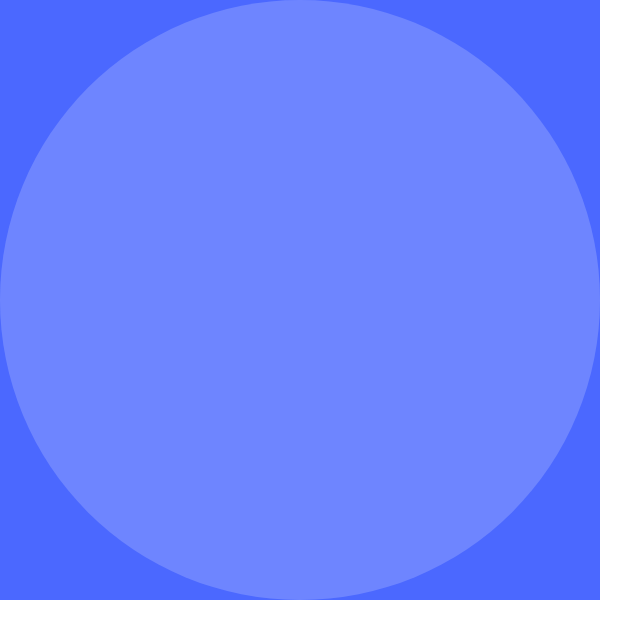
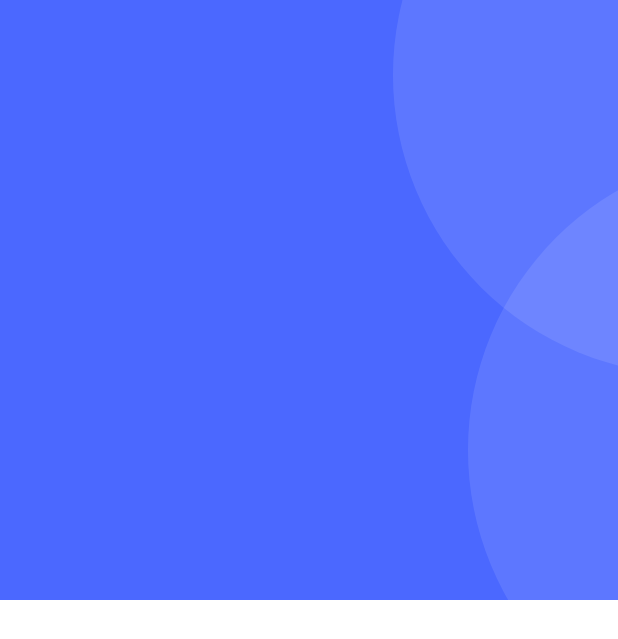
Before and after one commit to AneebKhan/EcommerceApp, a Flutter app: the HomeScreen screen opened directly, on a phone screen of 412 x 824 dp. Shown: the top 639 px of the screen. Run offline on Flutter 3.47's test engine with Material 3 defaults, Android fonts, the phone set to English and light mode, and no system bars; our stand-ins replace get, get_storage, iconsax, logger, smooth_page_indicator; missing offline and left inert: dart:ffi; accounts and stored records are empty.

Commit message:
Resolved issue for stack in Home screen

```diff
--- a/lib/features/shop/screens/home/home.dart
+++ b/lib/features/shop/screens/home/home.dart
@@ -15,11 +15,14 @@ class HomeScreen extends StatelessWidget {
             Container(
               color: CustomColors.primary,
               padding: EdgeInsets.all(0),
-              child: Stack(
-                children: [
-                  CustomCircularContainer(backgroundColor: CustomColors.textWhite.withOpacity(0.1),),
-                  CustomCircularContainer(backgroundColor: CustomColors.textWhite.withOpacity(0.1),),
-                ],
+              child: SizedBox(
+                height: 400,
+                child: Stack(
+                  children: [
+                    Positioned(top: -150, right: -250, child: CustomCircularContainer(backgroundColor: CustomColors.textWhite.withOpacity(0.1),)),
+                    Positioned(top: 100, right: -300, child: CustomCircularContainer(backgroundColor: CustomColors.textWhite.withOpacity(0.1),)),
+                  ],
+                ),
               ),
             )
           ],
```
